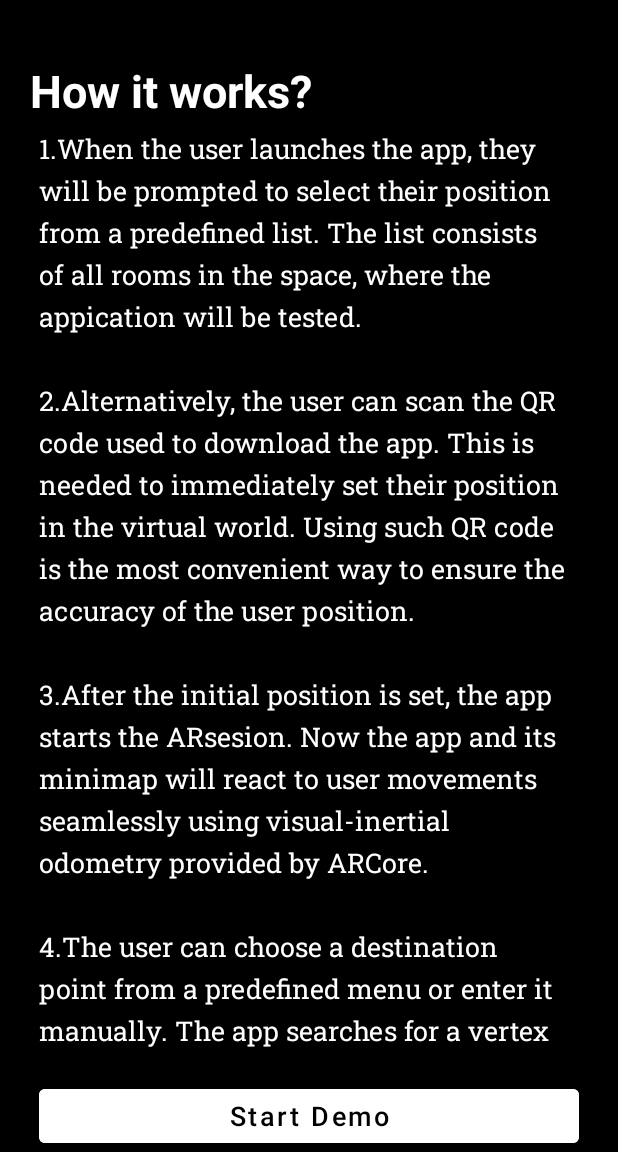
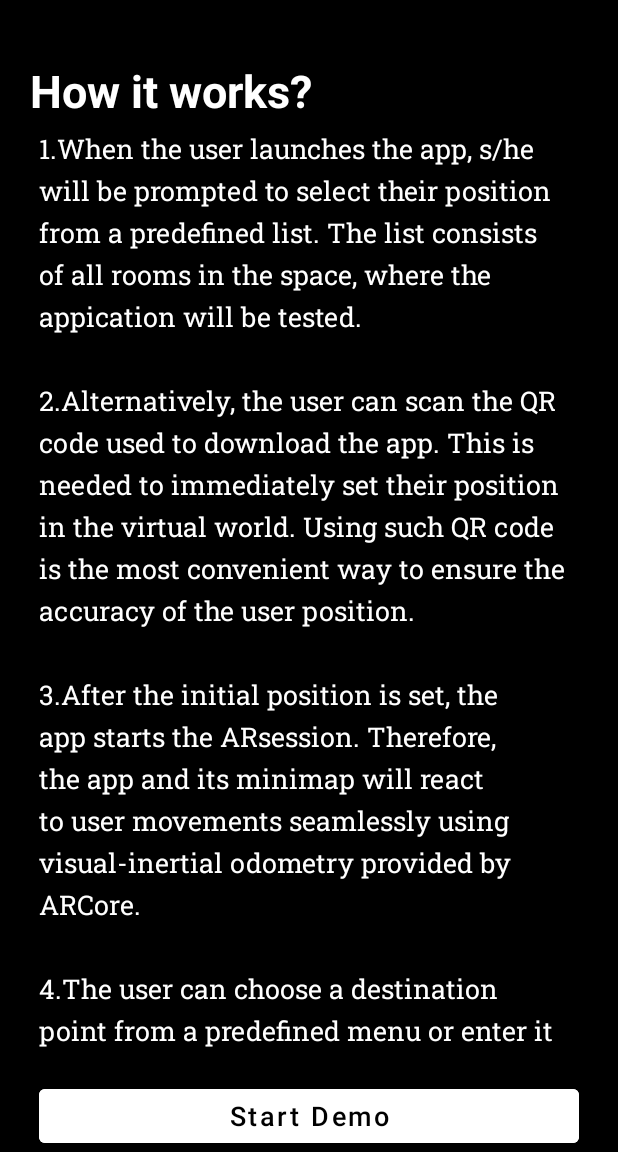
Before and after one commit to chrisasim/ARNavDemo, an Android app: the ExplanationApp screen opened directly, with no data from a screen before it, on a phone screen of 412 x 824 dp, the part 84-1236 px from its top. Run offline under Robolectric (Android 15) with nearby library versions, the phone set to English and light mode, and no system bars.

Commit message:
Update strings.xml

```diff
--- a/app/src/main/res/values/strings.xml
+++ b/app/src/main/res/values/strings.xml
@@ -4,15 +4,15 @@
     <string name="app_info">This app is created as a demostration
         showing the power of Beacon technology and Augmented Reality.
         \n\nThis app provides a tested and fully functional navigation
-        in AR inside my department at University of Ioannina.</string>
+        using Augmented Reality technology inside the Department of Computer Science and Engineering at the University of Ioannina.</string>
     <string name="continue_button">Continue</string>
     <string name="how_it_works_text">How it works?</string>
-    <string name="guides_for_app" tools:ignore="StringEscaping">1.When the user launches the app, they will be prompted
+    <string name="guides_for_app" tools:ignore="StringEscaping">1.When the user launches the app, s/he will be prompted
         to select their position from a predefined list. The list consists of all rooms in the space, where the appication
         will be tested.\n\n2.Alternatively, the user can scan the QR code used to download the app. This is needed to immediately set their
         position in the virtual world. Using such QR code is the most convenient way to ensure
         the accuracy of the user position.\n\n3.After the initial position is set, the app
-        starts the ARsesion. Now the app and its minimap will react to user movements
+        starts the ARsession. Therefore, the app and its minimap will react to user movements
         seamlessly using visual-inertial odometry provided by ARCore.\n\n4.The user can choose
         a destination point from a predefined menu or enter it manually. The app searches
         for a vertex with the given ID and marks it as a destination point.\n\n5.The navigation
```
